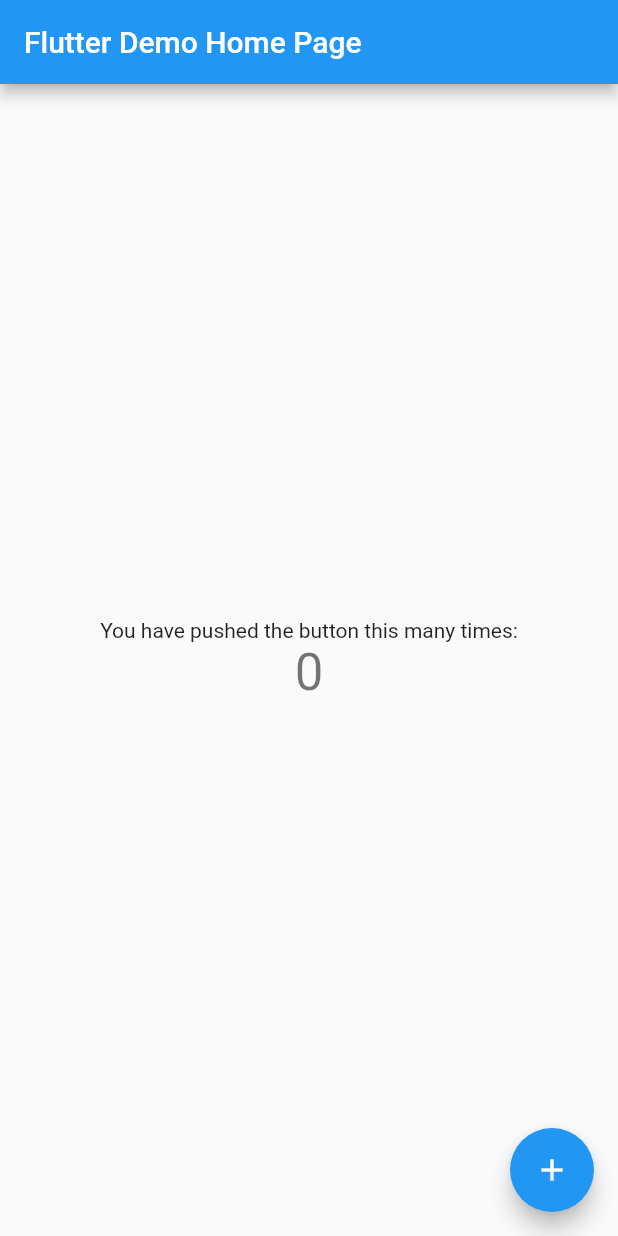
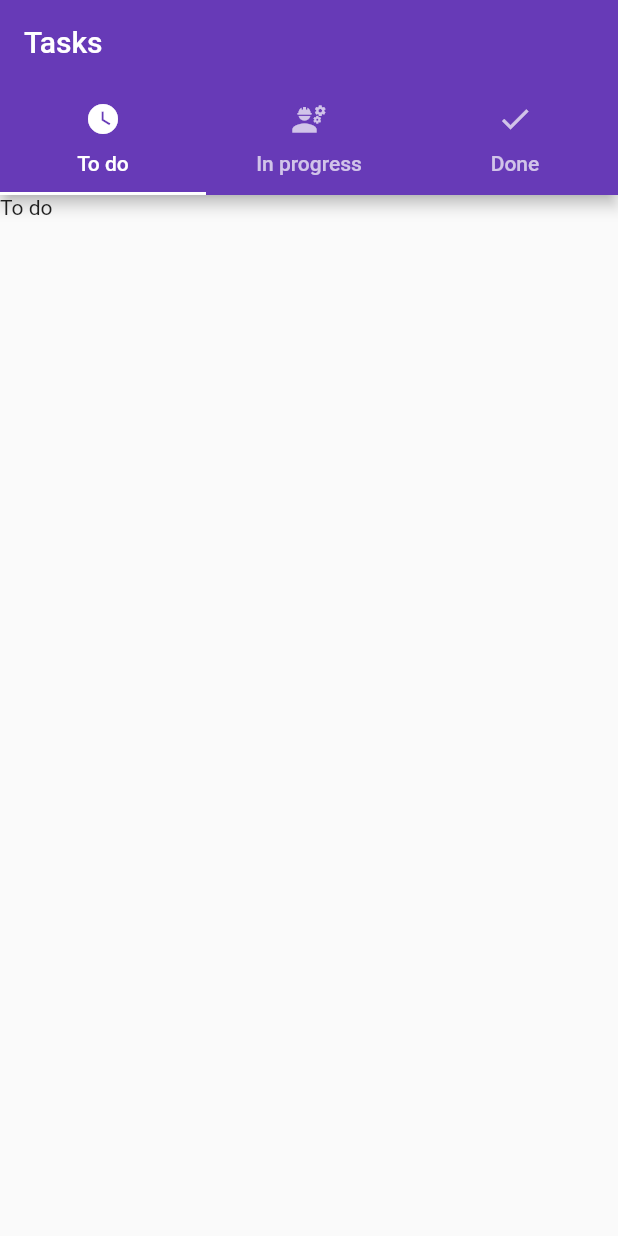
Before and after one commit to acharluk/Tasks_Flutter, a Flutter app: the screen it shows after launch, on a phone screen of 412 x 824 dp. Run offline on Flutter 3.47's test engine with Material 2 defaults, Android fonts, the light colour scheme and no system bars.

Commit message:
Home widget and basic tabs

```diff
--- a/lib/main.dart
+++ b/lib/main.dart
@@ -1,113 +1,21 @@
 import 'package:flutter/material.dart';
+
+import 'widgets/Home.dart';
 
 void main() {
   runApp(MyApp());
 }
 
 class MyApp extends StatelessWidget {
-  // This widget is the root of your application.
   @override
   Widget build(BuildContext context) {
     return MaterialApp(
-      title: 'Flutter Demo',
+      title: 'Tasks',
       theme: ThemeData(
-        // This is the theme of your application.
-        //
-        // Try running your application with "flutter run". You'll see the
-        // application has a blue toolbar. Then, without quitting the app, try
-        // changing the primarySwatch below to Colors.green and then invoke
-        // "hot reload" (press "r" in the console where you ran "flutter run",
-        // or simply save your changes to "hot reload" in a Flutter IDE).
-        // Notice that the counter didn't reset back to zero; the application
-        // is not restarted.
-        primarySwatch: Colors.blue,
+        primarySwatch: Colors.deepPurple,
       ),
-      home: MyHomePage(title: 'Flutter Demo Home Page'),
+      debugShowCheckedModeBanner: false,
+      home: Home(),
     );
   }
 }
-
-class MyHomePage extends StatefulWidget {
-  MyHomePage({Key? key, required this.title}) : super(key: key);
-
-  // This widget is the home page of your application. It is stateful, meaning
-  // that it has a State object (defined below) that contains fields that affect
-  // how it looks.
-
-  // This class is the configuration for the state. It holds the values (in this
-  // case the title) provided by the parent (in this case the App widget) and
-  // used by the build method of the State. Fields in a Widget subclass are
-  // always marked "final".
-
-  final String title;
-
-  @override
-  _MyHomePageState createState() => _MyHomePageState();
-}
-
-class _MyHomePageState extends State<MyHomePage> {
-  int _counter = 0;
-
-  void _incrementCounter() {
-    setState(() {
-      // This call to setState tells the Flutter framework that something has
-      // changed in this State, which causes it to rerun the build method below
-      // so that the display can reflect the updated values. If we changed
-      // _counter without calling setState(), then the build method would not be
-      // called again, and so nothing would appear to happen.
-      _counter++;
-    });
-  }
-
-  @override
-  Widget build(BuildContext context) {
-    // This method is rerun every time setState is called, for instance as done
-    // by the _incrementCounter method above.
-    //
-    // The Flutter framework has been optimized to make rerunning build methods
-    // fast, so that you can just rebuild anything that needs updating rather
-    // than having to individually change instances of widgets.
-    return Scaffold(
-      appBar: AppBar(
-        // Here we take the value from the MyHomePage object that was created by
-        // the App.build method, and use it to set our appbar title.
-        title: Text(widget.title),
-      ),
-      body: Center(
-        // Center is a layout widget. It takes a single child and positions it
-        // in the middle of the parent.
-        child: Column(
-          // Column is also a layout widget. It takes a list of children and
-          // arranges them vertically. By default, it sizes itself to fit its
-          // children horizontally, and tries to be as tall as its parent.
-          //
-          // Invoke "debug painting" (press "p" in the console, choose the
-          // "Toggle Debug Paint" action from the Flutter Inspector in Android
-          // Studio, or the "Toggle Debug Paint" command in Visual Studio Code)
-          // to see the wireframe for each widget.
-          //
-          // Column has various properties to control how it sizes itself and
-          // how it positions its children. Here we use mainAxisAlignment to
-          // center the children vertically; the main axis here is the vertical
-          // axis because Columns are vertical (the cross axis would be
-          // horizontal).
-          mainAxisAlignment: MainAxisAlignment.center,
-          children: <Widget>[
-            Text(
-              'You have pushed the button this many times:',
-            ),
-            Text(
-              '$_counter',
-              style: Theme.of(context).textTheme.headline4,
-            ),
-          ],
-        ),
-      ),
-      floatingActionButton: FloatingActionButton(
-        onPressed: _incrementCounter,
-        tooltip: 'Increment',
-        child: Icon(Icons.add),
-      ), // This trailing comma makes auto-formatting nicer for build methods.
-    );
-  }
-}
--- /dev/null
+++ b/lib/models/Task.dart
@@ -0,0 +1,10 @@
+import 'package:tasks_app_acl/utils/TaskState.dart';
+
+class Task {
+  String title;
+  String description;
+  int state;
+
+  Task({required this.title, required this.description})
+      : this.state = TaskState.TODO;
+}
--- a/lib/models/Todo.dart
+++ /dev/null
@@ -1,10 +0,0 @@
-import 'package:todo_acl/utils/TodoState.dart';
-
-class Todo {
-  String title;
-  String description;
-  int state;
-
-  Todo({required this.title, required this.description})
-      : this.state = TodoState.TODO;
-}
--- a/lib/utils/TodoState.dart
+++ b/lib/utils/TaskState.dart
@@ -1,4 +1,4 @@
-class TodoState {
+class TaskState {
   static const int TODO = 0;
   static const int IN_PROGRESS = 1;
   static const int DONE = 2;
--- /dev/null
+++ b/lib/widgets/Home.dart
@@ -0,0 +1,42 @@
+import 'package:flutter/material.dart';
+
+class Home extends StatelessWidget {
+  const Home({Key? key}) : super(key: key);
+
+  @override
+  Widget build(BuildContext context) {
+    return Container(
+      child: DefaultTabController(
+        length: 3,
+        child: Scaffold(
+          appBar: AppBar(
+            title: Text("Tasks"),
+            bottom: TabBar(
+              tabs: [
+                Tab(
+                  icon: Icon(Icons.watch_later),
+                  text: "To do",
+                ),
+                Tab(
+                  icon: Icon(Icons.engineering),
+                  text: "In progress",
+                ),
+                Tab(
+                  icon: Icon(Icons.check),
+                  text: "Done",
+                ),
+              ],
+            ),
+          ),
+          body: TabBarView(
+            children: [
+              Text("To do"),
+              Text("In progress"),
+              Text("Done"),
+            ],
+          ),
+        ),
+      ),
+    );
+  }
+}
--- a/pubspec.yaml
+++ b/pubspec.yaml
@@ -1,4 +1,4 @@
-name: todo_acl
+name: tasks_app_acl
 description: A new Flutter project.
 
 # The following line prevents the package from being accidentally published to
```
Also changed, not shown: 1 other file.
